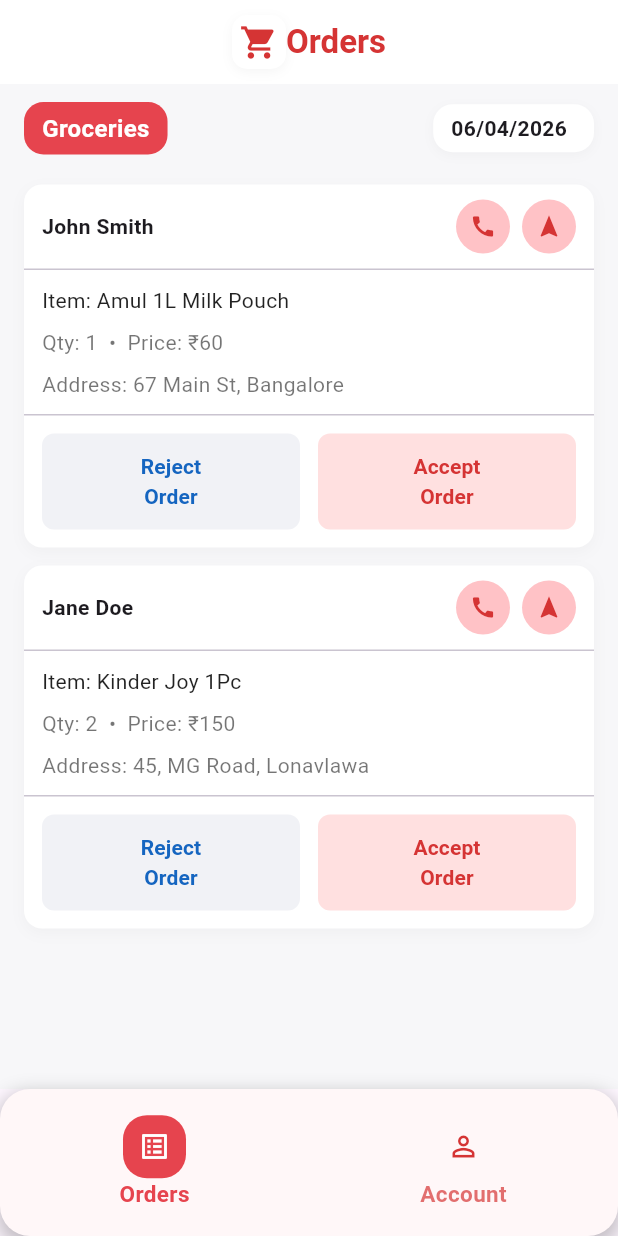
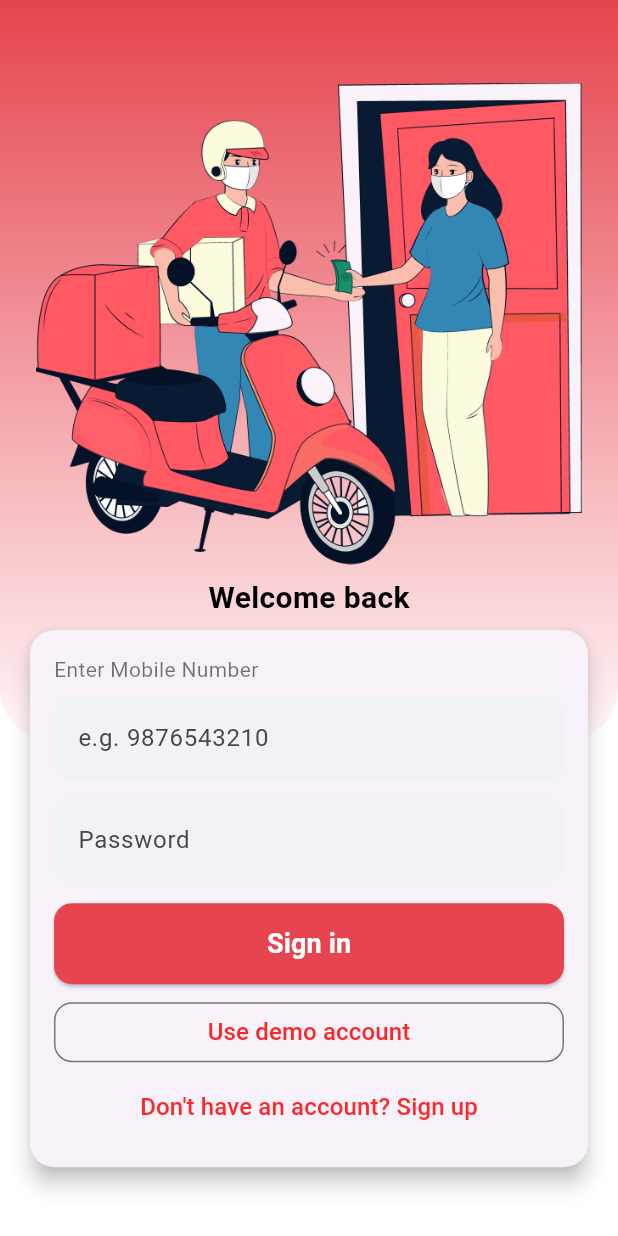
Before and after one commit to srijangdas/EchoCart, a Flutter app: the screen it shows after launch, on a phone screen of 412 x 824 dp. Run offline on Flutter 3.47's test engine with Material 3 defaults, Android fonts, the phone set to English and light mode, and no system bars; our stand-ins replace cherry_toast, google_maps_flutter.

Commit message:
start screens
Dunno the auth_service part

```diff
--- a/echo_cart_delivery/lib/main.dart
+++ b/echo_cart_delivery/lib/main.dart
@@ -1,5 +1,5 @@
 import 'package:flutter/material.dart';
-import 'package:echo_cart_delivery/screen/app_main_screen.dart';
+import 'package:echo_cart_delivery/screen/login_screen.dart';
 
 void main() {
   runApp(const MyApp());
@@ -17,7 +17,7 @@ class MyApp extends StatelessWidget {
         highlightColor: Colors.transparent,
       ),
       debugShowCheckedModeBanner: false,
-      home: const AppMainScreen(),
+      home: const LoginScreen(),
     );
   }
 }
--- /dev/null
+++ b/echo_cart_delivery/lib/screen/login_screen.dart
@@ -0,0 +1,269 @@
+import 'package:flutter/material.dart';
+
+import '../utils/colors.dart';
+import '../services/auth_service.dart';
+import 'signup_screen.dart';
+import 'app_main_screen.dart';
+
+class LoginScreen extends StatefulWidget {
+  const LoginScreen({super.key});
+
+  @override
+  State<LoginScreen> createState() => _LoginScreenState();
+}
+
+class _LoginScreenState extends State<LoginScreen> {
+  final _formKey = GlobalKey<FormState>();
+  final _phoneCtrl = TextEditingController();
+  final _passwordCtrl = TextEditingController();
+  bool _loading = false;
+  final _auth = AuthService(); // change baseUrl if needed
+
+  @override
+  void dispose() {
+    _phoneCtrl.dispose();
+    _passwordCtrl.dispose();
+    super.dispose();
+  }
+
+  @override
+  void initState() {
+    super.initState();
+    WidgetsBinding.instance.addPostFrameCallback(
+      (_) => FocusScope.of(context).unfocus(),
+    );
+  }
+
+  Future<void> _submit() async {
+    if (!_formKey.currentState!.validate()) return;
+    setState(() => _loading = true);
+    try {
+      await _auth.login(
+        phone: _phoneCtrl.text.trim(),
+        password: _passwordCtrl.text,
+      );
+      if (!mounted) return;
+      ScaffoldMessenger.of(
+        context,
+      ).showSnackBar(const SnackBar(content: Text('Login successful')));
+      Navigator.of(context).pushReplacement(
+        MaterialPageRoute(builder: (_) => const AppMainScreen()),
+      );
+    } catch (e) {
+      if (mounted) {
+        ScaffoldMessenger.of(
+          context,
+        ).showSnackBar(SnackBar(content: Text('Login failed: $e')));
+      }
+    } finally {
+      if (mounted) setState(() => _loading = false);
+    }
+  }
+
+  Future<void> _demoLogin() async {
+    setState(() => _loading = true);
+    try {
+      // simulate network delay
+      await Future.delayed(const Duration(milliseconds: 600));
+      if (!mounted) return;
+      ScaffoldMessenger.of(
+        context,
+      ).showSnackBar(const SnackBar(content: Text('Demo login')));
+      Navigator.of(context).pushReplacement(
+        MaterialPageRoute(builder: (_) => const AppMainScreen()),
+      );
+    } finally {
+      if (mounted) setState(() => _loading = false);
+    }
+  }
+
+  @override
+  Widget build(BuildContext context) {
+    return Scaffold(
+      backgroundColor: Colors.white,
+      body: SingleChildScrollView(
+        child: Column(
+          children: [
+            Builder(
+              builder: (context) {
+                final height = MediaQuery.of(context).size.height;
+                final topHeight = (height * 0.6).clamp(260.0, height);
+                return Container(
+                  width: double.infinity,
+                  height: topHeight,
+                  padding: EdgeInsets.only(bottom: 24,),
+                  decoration: BoxDecoration(
+                    gradient: LinearGradient(
+                      colors: [buttonMainColor, backgroundColor],
+                      begin: Alignment.topCenter,
+                      end: Alignment.bottomCenter,
+                    ),
+                    borderRadius: const BorderRadius.only(
+                      bottomLeft: Radius.circular(36),
+                      bottomRight: Radius.circular(36),
+                    ),
+                  ),
+                  child: Column(
+                    children: [
+                      const SizedBox(height: 55),
+                      SizedBox(
+                        height: topHeight * 0.65,
+                        child: Image.asset(
+                          'assets/images/delivery.png',
+                          fit: BoxFit.contain,
+                          errorBuilder: (c, e, s) => const SizedBox.shrink(),
+                        ),
+                      ),
+                      const SizedBox(height: 8),
+                      const Text(
+                        'Welcome back',
+                        style: TextStyle(
+                          color: Color.fromARGB(255, 0, 0, 0),
+                          fontSize: 20,
+                          fontWeight: FontWeight.w600,
+                        ),
+                      ),
+                    ],
+                  ),
+                );
+              },
+            ),
+
+            Builder(
+              builder: (context) {
+                final height = MediaQuery.of(context).size.height;
+                final topHeight = (height * 0.5).clamp(260.0, height);
+                return Transform.translate(
+                  offset: Offset(0, -topHeight * 0.19),
+                  child: Padding(
+                    padding: const EdgeInsets.symmetric(horizontal: 16.0),
+                    child: Card(
+                      shape: RoundedRectangleBorder(
+                        borderRadius: BorderRadius.circular(16),
+                      ),
+                      elevation: 6,
+                      child: Padding(
+                        padding: const EdgeInsets.all(16.0),
+                        child: Form(
+                          key: _formKey,
+                          child: Column(
+                            mainAxisSize: MainAxisSize.min,
+                            crossAxisAlignment: CrossAxisAlignment.stretch,
+                            children: [
+                              const Text(
+                                'Enter Mobile Number',
+                                style: TextStyle(color: Colors.black54),
+                              ),
+                              const SizedBox(height: 8),
+                              TextFormField(
+                                controller: _phoneCtrl,
+                                keyboardType: TextInputType.phone,
+                                decoration: InputDecoration(
+                                  hintText: 'e.g. 9876543210',
+                                  filled: true,
+                                  fillColor: declineOrder,
+                                  border: OutlineInputBorder(
+                                    borderRadius: BorderRadius.circular(12),
+                                    borderSide: BorderSide.none,
+                                  ),
+                                ),
+                                validator: (v) =>
+                                    (v == null || v.trim().isEmpty)
+                                    ? 'Enter phone'
+                                    : null,
+                              ),
+                              const SizedBox(height: 12),
+                              TextFormField(
+                                controller: _passwordCtrl,
+                                obscureText: true,
+                                decoration: InputDecoration(
+                                  hintText: 'Password',
+                                  filled: true,
+                                  fillColor: declineOrder,
+                                  border: OutlineInputBorder(
+                                    borderRadius: BorderRadius.circular(12),
+                                    borderSide: BorderSide.none,
+                                  ),
+                                ),
+                                validator: (v) => (v == null || v.isEmpty)
+                                    ? 'Enter password'
+                                    : null,
+                              ),
+                              const SizedBox(height: 14),
+                              ElevatedButton(
+                                onPressed: _loading ? null : _submit,
+                                style: ElevatedButton.styleFrom(
+                                  backgroundColor: buttonMainColor,
+                                  shape: RoundedRectangleBorder(
+                                    borderRadius: BorderRadius.circular(12),
+                                  ),
+                                  padding: const EdgeInsets.symmetric(
+                                    vertical: 14,
+                                  ),
+                                ),
+                                child: _loading
+                                    ? const SizedBox(
+                                        height: 18,
+                                        width: 18,
+                                        child: CircularProgressIndicator(
+                                          strokeWidth: 2,
+                                          color: Colors.white,
+                                        ),
+                                      )
+                                    : const Text(
+                                        'Sign in',
+                                        style: TextStyle(
+                                          fontSize: 18,
+                                          color: Colors.white,
+                                          fontWeight: FontWeight.w700,
+                                        ),
+                                      ),
+                              ),
+                              const SizedBox(height: 8),
+                              OutlinedButton(
+                                onPressed: _loading ? null : _demoLogin,
+                                style: OutlinedButton.styleFrom(
+                                  shape: RoundedRectangleBorder(
+                                    borderRadius: BorderRadius.circular(12),
+                                  ),
+                                ),
+                                child: const Text(
+                                  'Use demo account',
+                                  style: TextStyle(
+                                    fontSize: 16,
+                                    color: Color.fromARGB(255, 250, 39, 39),
+                                  ),
+                                ),
+                              ),
+                              const SizedBox(height: 2),
+                              TextButton(
+                                onPressed: _loading
+                                    ? null
+                                    : () => Navigator.of(context).push(
+                                        MaterialPageRoute(
+                                          builder: (_) => const SignupScreen(),
+                                        ),
+                                      ),
+                                child: const Text(
+                                  'Don\'t have an account? Sign up',
+                                  style: TextStyle(
+                                    fontSize: 16,
+                                    color: Color.fromARGB(255, 251, 42, 42),
+                                  ),
+                                ),
+                              ),
+                            ],
+                          ),
+                        ),
+                      ),
+                    ),
+                  ),
+                );
+              },
+            ),
+          ],
+        ),
+      ),
+    );
+  }
+}
--- a/echo_cart_delivery/lib/screen/order_detail_screen.dart
+++ b/echo_cart_delivery/lib/screen/order_detail_screen.dart
@@ -69,7 +69,6 @@ class OrderDetailScreen extends StatelessWidget {
             ),
           ),
 
-          // Embedded Google Map
           Expanded(
             child: ClipRRect(
               borderRadius: const BorderRadius.vertical(top: Radius.circular(12)),
--- a/echo_cart_delivery/pubspec.yaml
+++ b/echo_cart_delivery/pubspec.yaml
@@ -61,6 +61,9 @@ flutter:
   # the material Icons class.
   uses-material-design: true
 
+  assets:
+    - assets/images/delivery.png
+
   # To add assets to your application, add an assets section, like this:
   # assets:
   #   - images/a_dot_burr.jpeg
```
Also changed, not shown: echo_cart_delivery/lib/screen/orders_screen.dart (+2 -7 lines), echo_cart_delivery/lib/screen/signup_screen.dart (added, +219 -0 lines), echo_cart_delivery/lib/services/auth_service.dart (added, +52 -0 lines), echo_cart_delivery/assets/images/delivery.png (added).
